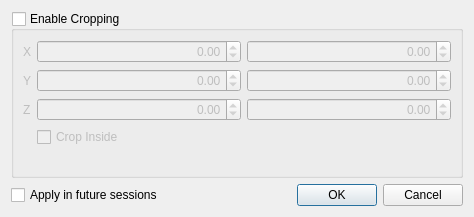
First picture: the form in VelodyneHDL/vvCropReturnsDialog.ui, repository Kitware/VeloView, before the edit.
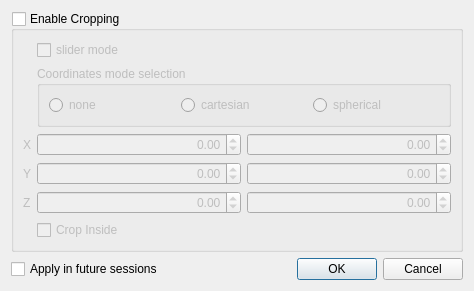
Second picture: the form after the edit.

Commit message: Spherical crop mode

The edit to the form file:
```diff
--- a/VelodyneHDL/vvCropReturnsDialog.ui
+++ b/VelodyneHDL/vvCropReturnsDialog.ui
@@ -7,7 +7,7 @@
     <x>0</x>
     <y>0</y>
     <width>474</width>
-    <height>217</height>
+    <height>264</height>
    </rect>
   </property>
   <property name="windowTitle">
@@ -49,14 +49,14 @@
       <property name="fieldGrowthPolicy">
        <enum>QFormLayout::AllNonFixedFieldsGrow</enum>
       </property>
-      <item row="0" column="0">
+      <item row="2" column="0">
        <widget class="QLabel" name="XLabel">
         <property name="text">
          <string>X</string>
         </property>
        </widget>
       </item>
-      <item row="0" column="1">
+      <item row="2" column="1">
        <layout class="QHBoxLayout" name="XLayout">
         <item>
          <widget class="QDoubleSpinBox" name="X1SpinBox">
@@ -86,14 +86,14 @@
         </item>
        </layout>
       </item>
-      <item row="1" column="0">
+      <item row="3" column="0">
        <widget class="QLabel" name="YLabel">
         <property name="text">
          <string>Y</string>
         </property>
        </widget>
       </item>
-      <item row="1" column="1">
+      <item row="3" column="1">
        <layout class="QHBoxLayout" name="YLayout">
         <item>
          <widget class="QDoubleSpinBox" name="Y1SpinBox">
@@ -123,14 +123,14 @@
         </item>
        </layout>
       </item>
-      <item row="2" column="0">
+      <item row="4" column="0">
        <widget class="QLabel" name="ZLabel">
         <property name="text">
          <string>Z</string>
         </property>
        </widget>
       </item>
-      <item row="2" column="1">
+      <item row="4" column="1">
        <layout class="QHBoxLayout" name="ZLayout">
         <item>
          <widget class="QDoubleSpinBox" name="Z1SpinBox">
@@ -160,13 +160,50 @@
         </item>
        </layout>
       </item>
-      <item row="3" column="1">
+      <item row="5" column="1">
        <widget class="QCheckBox" name="CropInsideCheckBox">
         <property name="text">
          <string>Crop Inside</string>
         </property>
        </widget>
       </item>
+      <item row="1" column="1">
+       <widget class="QGroupBox" name="radioButtonGroupBox">
+        <property name="title">
+         <string>Coordinates mode selection</string>
+        </property>
+        <layout class="QGridLayout" name="radioButtonGroupBoxLayout">
+         <item row="0" column="2">
+          <widget class="QRadioButton" name="sphericalRadioButton">
+           <property name="text">
+            <string>spherical</string>
+           </property>
+          </widget>
+         </item>
+         <item row="0" column="1">
+          <widget class="QRadioButton" name="cartesianRadioButton">
+           <property name="text">
+            <string>cartesian</string>
+           </property>
+          </widget>
+         </item>
+         <item row="0" column="0">
+          <widget class="QRadioButton" name="noneRadioButton">
+           <property name="text">
+            <string>none</string>
+           </property>
+          </widget>
+         </item>
+        </layout>
+       </widget>
+      </item>
+      <item row="0" column="1">
+       <widget class="QCheckBox" name="sliderModeCheckBox">
+        <property name="text">
+         <string>slider mode</string>
+        </property>
+       </widget>
+      </item>
      </layout>
     </widget>
    </item>
```
The commit also changes 5 other files.
